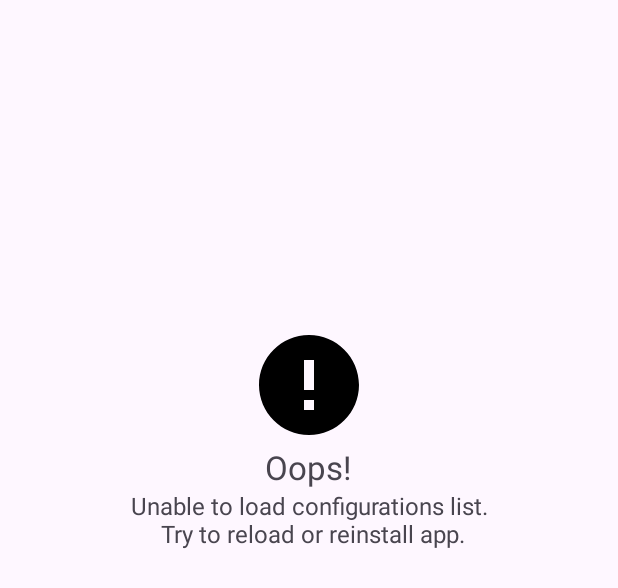
After one commit to alterdekim/JAAV, an Android app: the layout content_error.xml on its own in the app's theme, with its tools: preview values and no code run, on a phone screen of 412 x 824 dp. The commit adds this screen. Shown: the top 588 px of the screen. Run offline under Robolectric (Android 15) with nearby library versions, the phone set to English and light mode, and no system bars.

Commit message:
IT WORKS!

```diff
--- a/build.gradle
+++ b/build.gradle
@@ -58,7 +58,6 @@ task deleteLibs(type: Delete) {
 preBuild.dependsOn downloadx86*/
 
 dependencies {
-    implementation libs.commons.codec
     implementation libs.appcompat
     implementation libs.material
     implementation libs.activity
@@ -69,7 +68,7 @@ dependencies {
     implementation 'io.reactivex.rxjava3:rxjava:3.1.5'
     compileOnly 'org.projectlombok:lombok:1.18.34'
     annotationProcessor 'org.projectlombok:lombok:1.18.34'
-    implementation 'androidx.coordinatorlayout:coordinatorlayout:1.1.0'
+    implementation libs.androidx.coordinatorlayout
     annotationProcessor libs.room.compiler
     testImplementation libs.junit
     androidTestImplementation libs.ext.junit
--- a/src/main/java/com/alterdekim/frida/FridaLib.java
+++ b/src/main/java/com/alterdekim/frida/FridaLib.java
@@ -8,7 +8,7 @@ public class FridaLib {
         System.loadLibrary("frida");
     }
 
-    public native int start(String config_b32, int tun_fd, boolean close_fd_on_drop);
+    public native int start(String config_hex, int tun_fd, boolean close_fd_on_drop);
 
     public native int stop();
 
--- /dev/null
+++ b/src/main/res/drawable/baseline_error_24.xml
@@ -0,0 +1,5 @@
+<vector xmlns:android="http://schemas.android.com/apk/res/android" android:height="48dp" android:tint="#000000" android:viewportHeight="24" android:viewportWidth="24" android:width="48dp">
+
+    <path android:fillColor="@android:color/white" android:pathData="M12,2C6.48,2 2,6.48 2,12s4.48,10 10,10 10,-4.48 10,-10S17.52,2 12,2zM13,17h-2v-2h2v2zM13,13h-2L11,7h2v6z"/>
+
+</vector>
--- /dev/null
+++ b/src/main/res/drawable/baseline_keyboard_command_key_24.xml
@@ -0,0 +1,5 @@
+<vector xmlns:android="http://schemas.android.com/apk/res/android" android:height="48dp" android:tint="#000000" android:viewportHeight="24" android:viewportWidth="24" android:width="48dp">
+
+    <path android:fillColor="@android:color/white" android:pathData="M17.5,3C15.57,3 14,4.57 14,6.5V8h-4V6.5C10,4.57 8.43,3 6.5,3S3,4.57 3,6.5S4.57,10 6.5,10H8v4H6.5C4.57,14 3,15.57 3,17.5S4.57,21 6.5,21s3.5,-1.57 3.5,-3.5V16h4v1.5c0,1.93 1.57,3.5 3.5,3.5s3.5,-1.57 3.5,-3.5S19.43,14 17.5,14H16v-4h1.5c1.93,0 3.5,-1.57 3.5,-3.5S19.43,3 17.5,3L17.5,3zM16,8V6.5C16,5.67 16.67,5 17.5,5S19,5.67 19,6.5S18.33,8 17.5,8H16L16,8zM6.5,8C5.67,8 5,7.33 5,6.5S5.67,5 6.5,5S8,5.67 8,6.5V8H6.5L6.5,8zM10,14v-4h4v4H10L10,14zM17.5,19c-0.83,0 -1.5,-0.67 -1.5,-1.5V16h1.5c0.83,0 1.5,0.67 1.5,1.5S18.33,19 17.5,19L17.5,19zM6.5,19C5.67,19 5,18.33 5,17.5S5.67,16 6.5,16H8v1.5C8,18.33 7.33,19 6.5,19L6.5,19z"/>
+
+</vector>
--- /dev/null
+++ b/src/main/res/layout/content_error.xml
@@ -0,0 +1,24 @@
+<?xml version="1.0" encoding="utf-8"?>
+<LinearLayout xmlns:android="http://schemas.android.com/apk/res/android"
+    android:orientation="vertical"
+    android:layout_width="match_parent"
+    android:gravity="center"
+    android:layout_height="match_parent">
+    <ImageView
+        android:layout_width="80dp"
+        android:layout_height="80dp"
+        android:src="@drawable/baseline_error_24"/>
+    <TextView
+        android:layout_width="wrap_content"
+        android:layout_height="wrap_content"
+        android:textSize="22sp"
+        android:textAlignment="center"
+        android:text="Oops!"/>
+    <TextView
+        android:layout_width="wrap_content"
+        android:layout_height="wrap_content"
+        android:textSize="16sp"
+        android:textAlignment="center"
+        android:text="Unable to load configurations list.\n Try to reload or reinstall app."
+        android:layout_marginBottom="240dp"/>
+</LinearLayout>
--- a/src/main/res/values/strings.xml
+++ b/src/main/res/values/strings.xml
@@ -3,4 +3,5 @@
     <string name="create_config">Create from scratch</string>
     <string name="import_config">Import from file</string>
     <string name="config_adding_error">Cannot add new config</string>
+    <string name="config_adding_success">SUCCESS!</string>
 </resources>
```
Also changed, not shown: src/main/java/com/alterdekim/fridaapp/activity/MainActivity.java (+9 -5 lines), src/main/java/com/alterdekim/fridaapp/controller/MainActivityController.java (+34 -14 lines), src/main/java/com/alterdekim/fridaapp/room/Config.java (+6 -4 lines), src/main/java/com/alterdekim/fridaapp/room/ConfigDAO.java (+7 -3 lines), src/main/java/com/alterdekim/fridaapp/service/FridaService.java (+37 -8 lines), src/main/java/com/alterdekim/fridaapp/service/NativeBinaryConnection.java (+7 -8 lines), src/main/java/com/alterdekim/fridaapp/util/Util.java (+18 -8 lines), src/main/res/layout/activity_main.xml (+18 -33 lines), src/main/res/layout/content_main.xml (added, +8 -0 lines), src/main/res/layout/content_nocfg.xml (added, +24 -0 lines).
